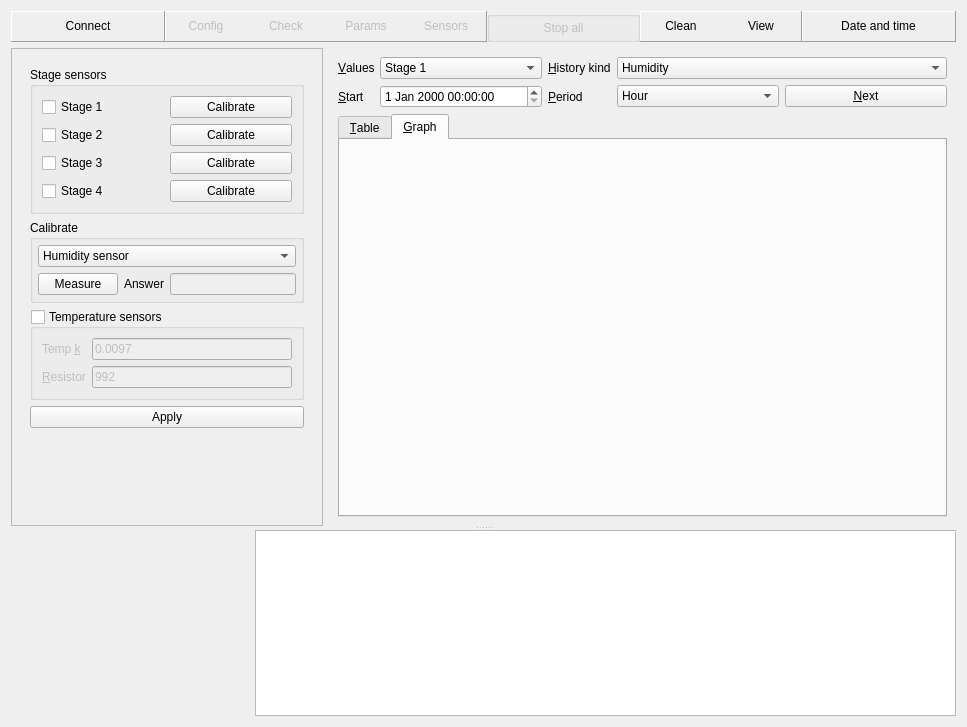
Before: the Qt Designer form gui/mainwindow.ui in Shmuma/grain-watering, drawn with Qt 5.
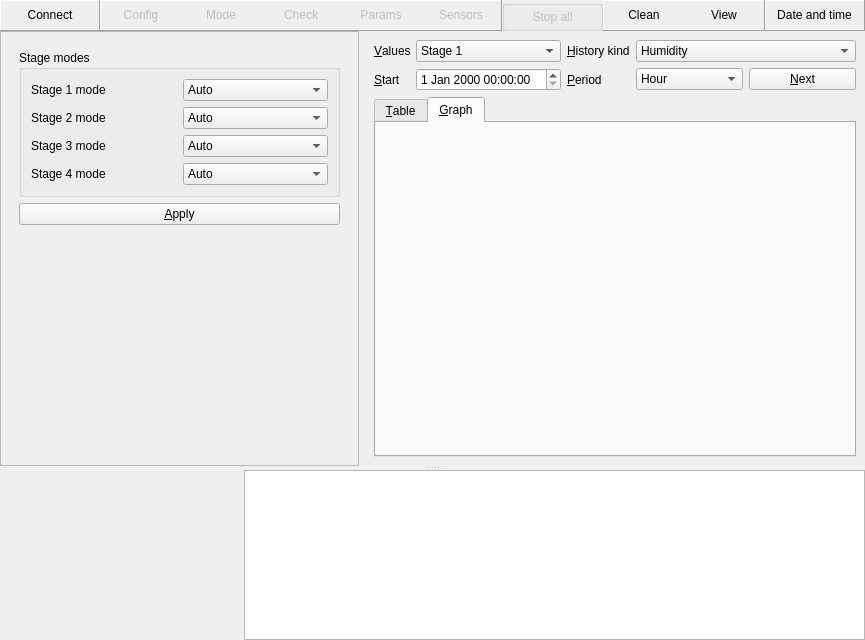
After: the same form once the commit is applied. Custom widgets are drawn as their Qt base class.

Commit message: New attribute of stage: mode of operation. It can be auto or semiauto.

```diff
--- a/gui/mainwindow.ui
+++ b/gui/mainwindow.ui
@@ -6,14 +6,29 @@
    <rect>
     <x>0</x>
     <y>0</y>
-    <width>967</width>
-    <height>727</height>
+    <width>865</width>
+    <height>640</height>
    </rect>
   </property>
   <property name="windowTitle" >
    <string>Plaun Controller</string>
   </property>
   <layout class="QVBoxLayout" >
+   <property name="spacing" >
+    <number>0</number>
+   </property>
+   <property name="leftMargin" >
+    <number>0</number>
+   </property>
+   <property name="topMargin" >
+    <number>0</number>
+   </property>
+   <property name="rightMargin" >
+    <number>0</number>
+   </property>
+   <property name="bottomMargin" >
+    <number>0</number>
+   </property>
    <item>
     <layout class="QHBoxLayout" >
      <property name="spacing" >
@@ -99,6 +114,22 @@
           </property>
          </widget>
         </item>
+        <item>
+         <widget class="QPushButton" name="modeButton" >
+          <property name="enabled" >
+           <bool>false</bool>
+          </property>
+          <property name="text" >
+           <string>Mode</string>
+          </property>
+          <property name="checkable" >
+           <bool>true</bool>
+          </property>
+          <property name="flat" >
+           <bool>true</bool>
+          </property>
+         </widget>
+        </item>
         <item>
          <widget class="QPushButton" name="checkButton" >
           <property name="enabled" >
@@ -316,7 +347,7 @@
              </sizepolicy>
             </property>
             <property name="currentIndex" >
-             <number>3</number>
+             <number>1</number>
             </property>
             <widget class="QWidget" name="config" >
              <layout class="QVBoxLayout" >
@@ -354,29 +385,146 @@
                    </property>
                   </widget>
                  </item>
-                 <item>
-                  <widget class="QPushButton" name="applyStagesButton" >
+                </layout>
+               </widget>
+              </item>
+              <item>
+               <widget class="QPushButton" name="applyStagesButton" >
+                <property name="text" >
+                 <string>Apply</string>
+                </property>
+               </widget>
+              </item>
+              <item>
+               <spacer>
+                <property name="orientation" >
+                 <enum>Qt::Vertical</enum>
+                </property>
+                <property name="sizeHint" >
+                 <size>
+                  <width>321</width>
+                  <height>71</height>
+                 </size>
+                </property>
+               </spacer>
+              </item>
+             </layout>
+            </widget>
+            <widget class="QWidget" name="mode" >
+             <layout class="QVBoxLayout" >
+              <item>
+               <widget class="QGroupBox" name="groupBox_4" >
+                <property name="title" >
+                 <string>Stage modes</string>
+                </property>
+                <layout class="QGridLayout" >
+                 <item row="0" column="0" >
+                  <widget class="QLabel" name="s1modeLabel" >
                    <property name="text" >
-                    <string>Apply</string>
+                    <string>Stage 1 mode</string>
                    </property>
                   </widget>
                  </item>
-                 <item>
-                  <spacer>
-                   <property name="orientation" >
-                    <enum>Qt::Vertical</enum>
+                 <item row="0" column="1" >
+                  <widget class="QComboBox" name="s1modeCombo" >
+                   <item>
+                    <property name="text" >
+                     <string>Auto</string>
+                    </property>
+                   </item>
+                   <item>
+                    <property name="text" >
+                     <string>Semi-auto</string>
+                    </property>
+                   </item>
+                  </widget>
+                 </item>
+                 <item row="1" column="0" >
+                  <widget class="QLabel" name="s2modeLabel" >
+                   <property name="text" >
+                    <string>Stage 2 mode</string>
                    </property>
-                   <property name="sizeHint" >
-                    <size>
-                     <width>20</width>
-                     <height>20</height>
-                    </size>
+                  </widget>
+                 </item>
+                 <item row="1" column="1" >
+                  <widget class="QComboBox" name="s2modeCombo" >
+                   <item>
+                    <property name="text" >
+                     <string>Auto</string>
+                    </property>
+                   </item>
+                   <item>
+                    <property name="text" >
+                     <string>Semi-auto</string>
+                    </property>
+                   </item>
+                  </widget>
+                 </item>
+                 <item row="2" column="0" >
+                  <widget class="QLabel" name="s3modeLabel" >
+                   <property name="text" >
+                    <string>Stage 3 mode</string>
                    </property>
-                  </spacer>
+                  </widget>
                  </item>
+                 <item row="2" column="1" >
+                  <widget class="QComboBox" name="s3modeCombo" >
+                   <item>
+                    <property name="text" >
+                     <string>Auto</string>
+                    </property>
+                   </item>
+                   <item>
+                    <property name="text" >
+                     <string>Semi-auto</string>
+                    </property>
+                   </item>
+                  </widget>
+                 </item>
+                 <item row="3" column="0" >
+                  <widget class="QLabel" name="s4modeLabel" >
+                   <property name="text" >
+                    <string>Stage 4 mode</string>
+                   </property>
+                  </widget>
+                 </item>
+                 <item row="3" column="1" >
+                  <widget class="QComboBox" name="s4modeCombo" >
+                   <item>
+                    <property name="text" >
+                     <string>Auto</string>
+                    </property>
+                   </item>
+                   <item>
+                    <property name="text" >
+                     <string>Semi-auto</string>
+                    </property>
+                   </item>
+                  </widget>
+                 </item>
                 </layout>
                </widget>
               </item>
+              <item>
+               <widget class="QPushButton" name="stageModesApplyButton" >
+                <property name="text" >
+                 <string>&amp;Apply</string>
+                </property>
+               </widget>
+              </item>
+              <item>
+               <spacer>
+                <property name="orientation" >
+                 <enum>Qt::Vertical</enum>
+                </property>
+                <property name="sizeHint" >
+                 <size>
+                  <width>20</width>
+                  <height>40</height>
+                 </size>
+                </property>
+               </spacer>
+              </item>
              </layout>
             </widget>
             <widget class="QWidget" name="check" >
@@ -603,7 +751,7 @@
               </item>
              </layout>
             </widget>
-            <widget class="QWidget" name="sensors" >
+            <widget class="QWidget" name="params" >
              <layout class="QVBoxLayout" >
               <item>
                <widget class="QComboBox" name="settingsStageComboBox" >
@@ -888,7 +1036,7 @@
               </item>
              </layout>
             </widget>
-            <widget class="QWidget" name="params" >
+            <widget class="QWidget" name="sensors" >
              <layout class="QVBoxLayout" >
               <item>
                <widget class="QGroupBox" name="groupBox_3" >
```
The commit also changes 10 other files.
